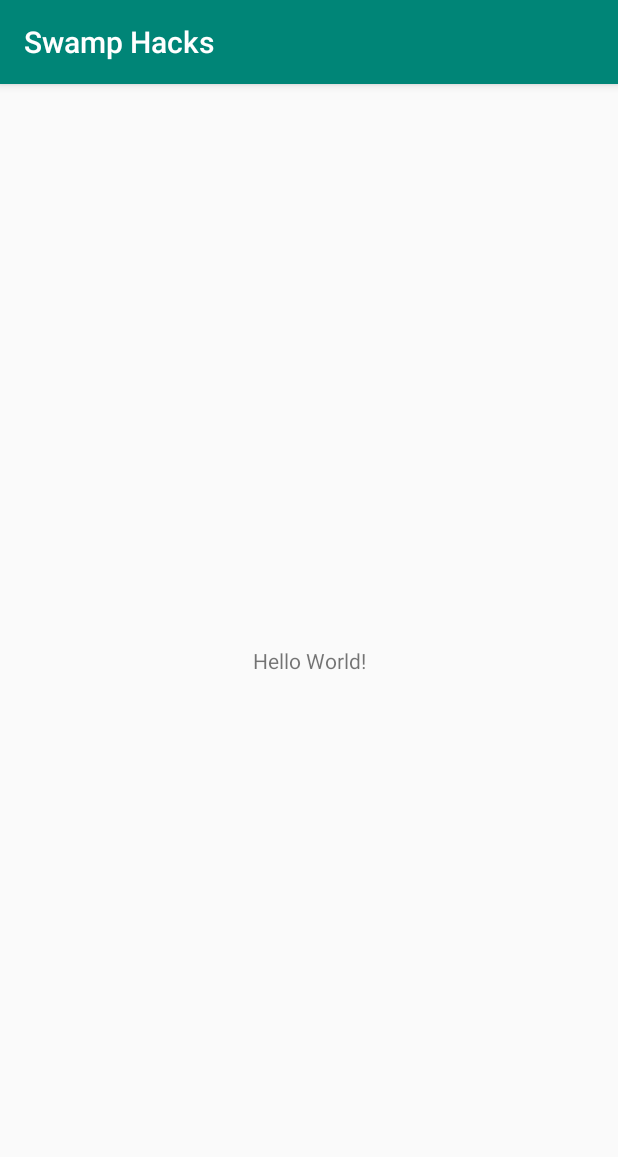
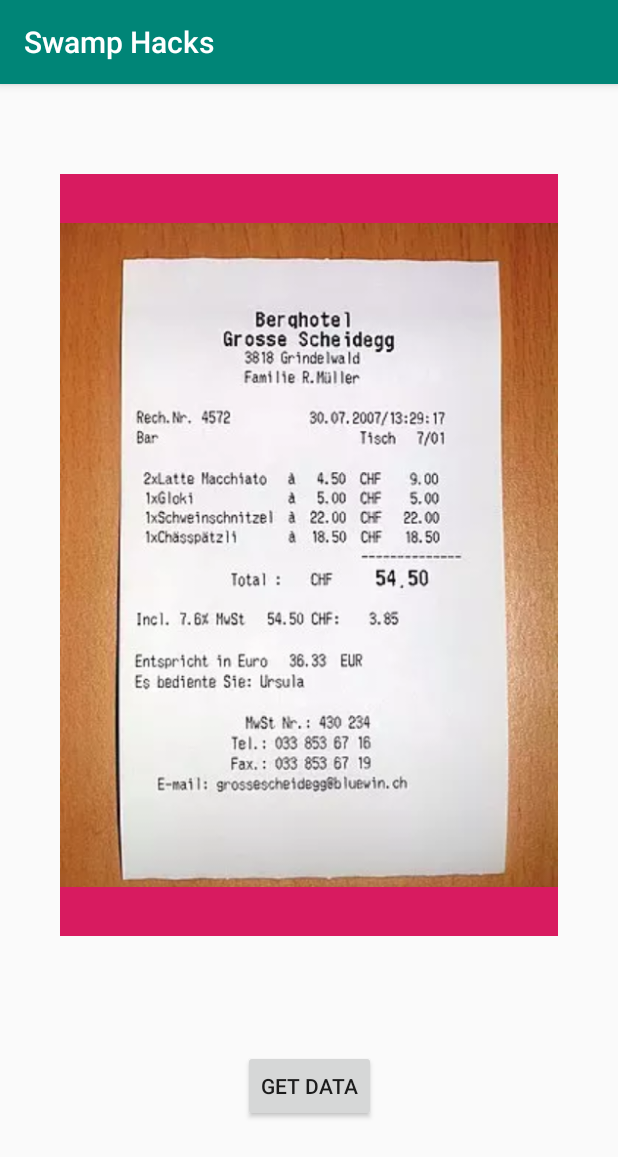
Before and after one commit to emeruvia/SwampHacks, an Android app: the screen it shows after launch (MainActivity), on a phone screen of 412 x 824 dp. Shown: the top 1157 px of the screen. Run offline under Robolectric (Android 15) with nearby library versions, the phone set to English and light mode, and no system bars.

Commit message:
Add skeleton for app

```diff
--- a/android-app/app/src/main/java/com/swamphacks/MainActivity.kt
+++ b/android-app/app/src/main/java/com/swamphacks/MainActivity.kt
@@ -2,11 +2,22 @@ package com.swamphacks
 
 import android.support.v7.app.AppCompatActivity
 import android.os.Bundle
+import android.view.View
+import android.widget.ImageView
+import android.widget.Toast
 
 class MainActivity : AppCompatActivity() {
 
-    override fun onCreate(savedInstanceState: Bundle?) {
-        super.onCreate(savedInstanceState)
-        setContentView(R.layout.activity_main)
-    }
+  lateinit var image: ImageView
+
+  override fun onCreate(savedInstanceState: Bundle?) {
+    super.onCreate(savedInstanceState)
+    setContentView(R.layout.activity_main)
+    image = findViewById(R.id.main_iv)
+    image.setImageResource(R.drawable.receipt)
+  }
+
+  fun recognizeBtn(view: View) {
+    Toast.makeText(this, "Clicked", Toast.LENGTH_SHORT).show()
+  }
 }
--- a/android-app/app/src/main/res/layout/activity_main.xml
+++ b/android-app/app/src/main/res/layout/activity_main.xml
@@ -1,19 +1,39 @@
 <?xml version="1.0" encoding="utf-8"?>
 <android.support.constraint.ConstraintLayout
     xmlns:android="http://schemas.android.com/apk/res/android"
+    xmlns:app="http://schemas.android.com/apk/res-auto"
     xmlns:tools="http://schemas.android.com/tools"
-        xmlns:app="http://schemas.android.com/apk/res-auto"
     android:layout_width="match_parent"
     android:layout_height="match_parent"
-        tools:context=".MainActivity">
+    tools:context=".MainActivity"
+    >
 
-    <TextView
-            android:layout_width="wrap_content"
-            android:layout_height="wrap_content"
-            android:text="Hello World!"
+  <ImageView
+      android:id="@+id/main_iv"
+      android:layout_width="match_parent"
+      android:layout_height="match_parent"
+      app:layout_constraintTop_toTopOf="parent"
       app:layout_constraintBottom_toBottomOf="parent"
       app:layout_constraintLeft_toLeftOf="parent"
       app:layout_constraintRight_toRightOf="parent"
-            app:layout_constraintTop_toTopOf="parent"/>
+      android:layout_marginTop="60dp"
+      android:layout_marginStart="40dp"
+      android:layout_marginEnd="40dp"
+      android:layout_marginBottom="200dp"
+      android:background="@color/colorAccent"
+      />
+
+  <Button
+      android:id="@+id/data_btn"
+      android:onClick="recognizeBtn"
+      android:text="Get Data"
+      android:layout_width="wrap_content"
+      android:layout_height="wrap_content"
+      app:layout_constraintBottom_toBottomOf="parent"
+      app:layout_constraintStart_toStartOf="parent"
+      app:layout_constraintEnd_toEndOf="parent"
+      app:layout_constraintTop_toBottomOf="@id/main_iv"
+      />
+
 
 </android.support.constraint.ConstraintLayout>
```
Also changed, not shown: android-app/app/build.gradle (+16 -1 lines), android-app/app/src/main/AndroidManifest.xml (+7 -1 lines), android-app/app/src/main/res/drawable/receipt.webp (added). Lines whose indentation alone changed are shown as unchanged.
